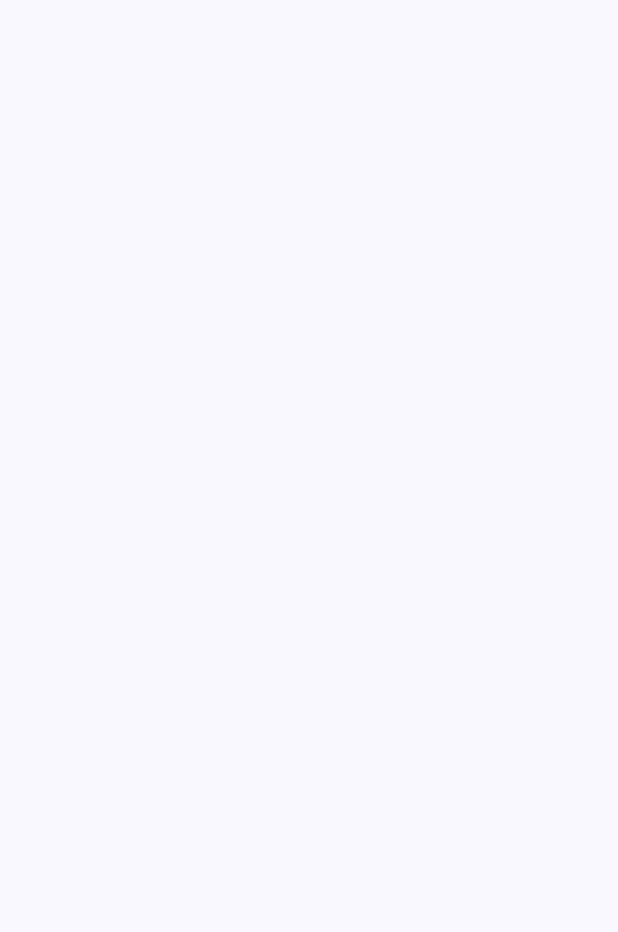
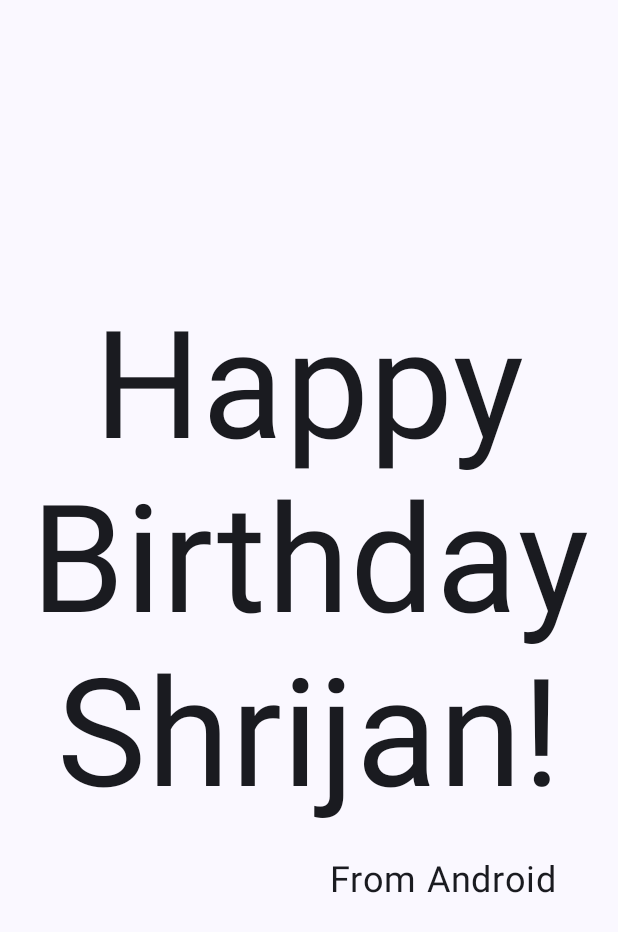
Before and after one commit to youutubee/Birthday-Card-Application, an Android app built with Jetpack Compose: the screen it shows after launch (MainActivity), on a phone screen of 412 x 824 dp. Before the commit the part shown is empty. Shown: the top 932 px of the screen. Run offline under Robolectric (Android 15) with nearby library versions, the phone set to English and light mode, and no system bars.

Commit message:
Used padding and alignment

```diff
--- a/app/src/main/java/com/example/birthdayapplication/MainActivity.kt
+++ b/app/src/main/java/com/example/birthdayapplication/MainActivity.kt
@@ -4,13 +4,23 @@ import android.os.Bundle
 import androidx.activity.ComponentActivity
 import androidx.activity.compose.setContent
 import androidx.activity.enableEdgeToEdge
+import androidx.compose.foundation.layout.Arrangement
+import androidx.compose.foundation.layout.Column
+import androidx.compose.foundation.layout.Row
 import androidx.compose.foundation.layout.fillMaxSize
 import androidx.compose.foundation.layout.padding
+import androidx.compose.material3.MaterialTheme
 import androidx.compose.material3.Scaffold
+import androidx.compose.material3.Surface
 import androidx.compose.material3.Text
 import androidx.compose.runtime.Composable
+import androidx.compose.ui.Alignment
 import androidx.compose.ui.Modifier
+import androidx.compose.ui.text.style.LineHeightStyle
+import androidx.compose.ui.text.style.TextAlign
 import androidx.compose.ui.tooling.preview.Preview
+import androidx.compose.ui.unit.dp
+import androidx.compose.ui.unit.sp
 import com.example.birthdayapplication.ui.theme.BirthdayApplicationTheme
 
 class MainActivity : ComponentActivity() {
@@ -19,7 +29,12 @@ class MainActivity : ComponentActivity() {
         enableEdgeToEdge()
         setContent {
             BirthdayApplicationTheme {
-                Scaffold(modifier = Modifier.fillMaxSize()) { innerPadding ->
+                Surface(
+                    modifier = Modifier.fillMaxSize(),
+                    color = MaterialTheme.colorScheme.background
+                )
+                {
+                    GreetingText(message = "Happy Birthday Shrijan!" , from = "From Android" , modifier = Modifier.padding(8.dp))
                 }
             }
         }
@@ -27,16 +42,26 @@ class MainActivity : ComponentActivity() {
 }
 
 @Composable
-fun GreetingText(message: String , modifier: Modifier = Modifier) {
-    Text(
-        text = message
-    )
+fun GreetingText(message: String , from : String , modifier: Modifier = Modifier) {
+    Column(modifier = modifier.padding(8.dp) , verticalArrangement = Arrangement.Center){
+        Text(
+            text = message,
+            fontSize = 100.sp,
+            lineHeight = 116.sp,
+            textAlign = TextAlign.Center
+        )
+        Text(
+            text = from,
+            fontSize = 24.sp,
+            modifier = modifier.padding(16.dp).align(alignment = Alignment.End)
+        )
+    }
 }
 
 @Preview(showBackground = true , name = "My preview" , showSystemUi = false)
 @Composable
 fun BirthdayCardPreview() {
     BirthdayApplicationTheme {
-        GreetingText(message = "Happy Birthday Shrijan!")
+        GreetingText(message = "Happy Birthday Shrijan!" , from = "From Android")
     }
 }
```
